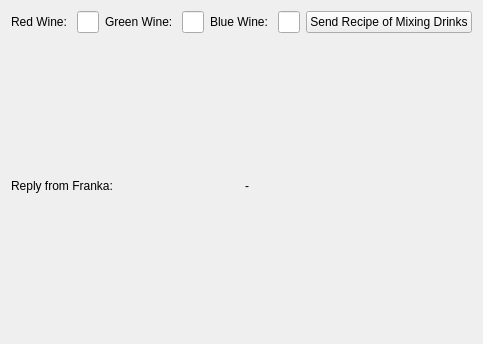
First picture: the form in message_ui/resource/MessageGUI.ui, repository Geniussh/Robot-Autonomy, before the edit.
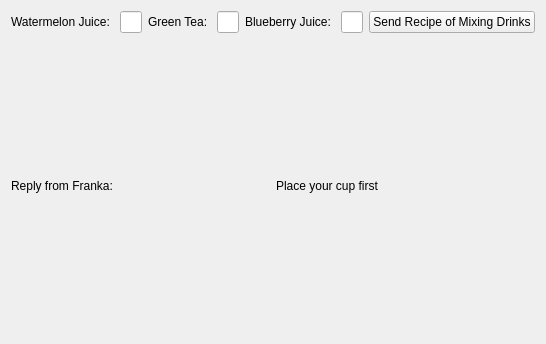
Second picture: the form after the edit.

```diff
--- a/message_ui/resource/MessageGUI.ui
+++ b/message_ui/resource/MessageGUI.ui
@@ -20,7 +20,7 @@
      <item>
         <widget class="QLabel" name="red_label">
          <property name="text">
-          <string>Red Wine: </string>
+          <string>Watermelon Juice: </string>
          </property>
         </widget>
      </item>
@@ -36,7 +36,7 @@
      <item>
         <widget class="QLabel" name="green_label">
          <property name="text">
-          <string>Green Wine: </string>
+          <string>Green Tea: </string>
          </property>
         </widget>
      </item>
@@ -52,7 +52,7 @@
      <item>
         <widget class="QLabel" name="blue_label">
          <property name="text">
-          <string>Blue Wine: </string>
+          <string>Blueberry Juice: </string>
          </property>
         </widget>
      </item>
@@ -90,7 +90,7 @@
       <item>
         <widget class="QLabel" name="reply">
          <property name="text">
-          <string>-</string>
+          <string>Place your cup first</string>
          </property>
         </widget>
       </item>
```
